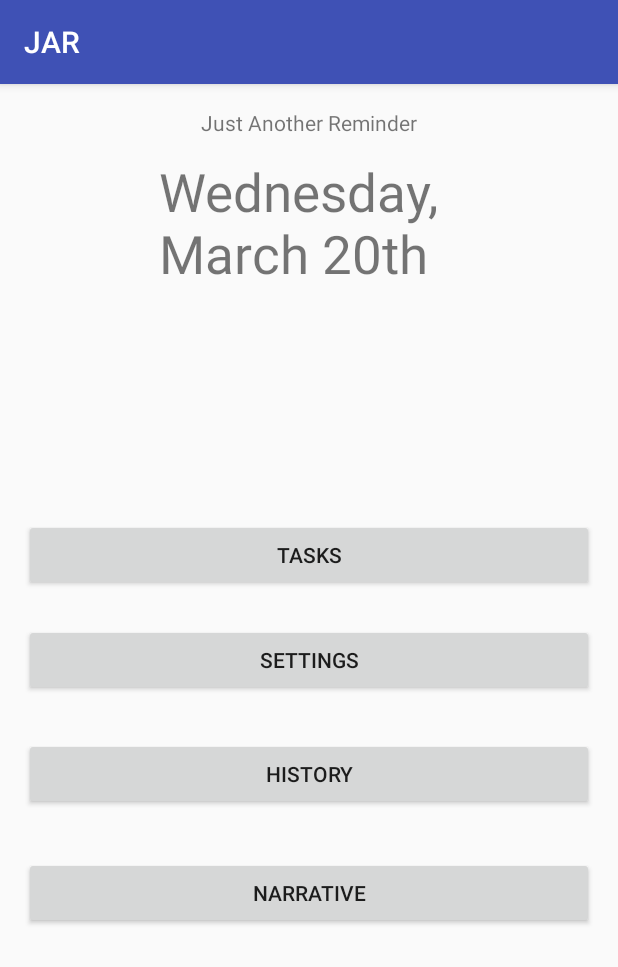
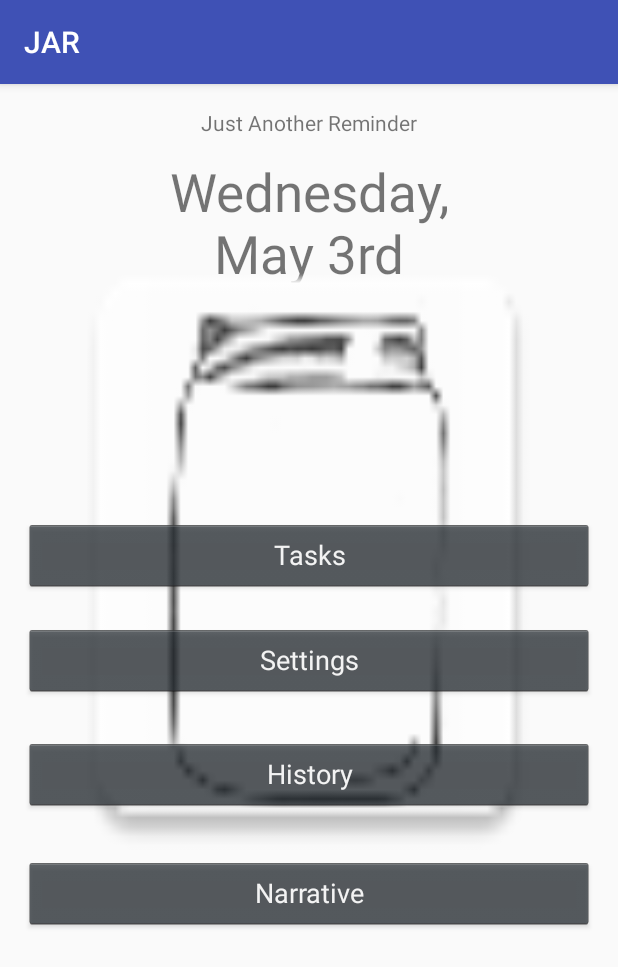
Before and after one commit to luro8005/CSCI4830_Project, an Android app: the screen it shows after launch (MainActivity), on a phone screen of 412 x 824 dp. Shown: the top 967 px of the screen. Run offline under Robolectric (Android 15) with nearby library versions, the phone set to English and light mode, and no system bars.

Commit message:
New Update

```diff
--- a/JAR/app/src/main/AndroidManifest.xml
+++ b/JAR/app/src/main/AndroidManifest.xml
@@ -8,7 +8,7 @@
         android:label="@string/app_name"
         android:supportsRtl="true"
         android:theme="@style/AppTheme">
-        <activity android:name=".MainActivity">
+        <activity android:name=".SplashPage">
             <intent-filter>
                 <action android:name="android.intent.action.MAIN" />
 
@@ -25,7 +25,8 @@
         <activity android:name=".SpecificDailyTasks3" />
         <activity android:name=".SpecificDailyTasks4" />
         <activity android:name=".SpecificDailyTasks5" />
-        <activity android:name=".Calendar"></activity>
+        <activity android:name=".Calendar" />
+        <activity android:name=".MainActivity"></activity>
     </application>
 
 </manifest>
--- a/JAR/app/src/main/java/com/example/realc/jar/DayTasks.java
+++ b/JAR/app/src/main/java/com/example/realc/jar/DayTasks.java
@@ -1,9 +1,12 @@
 package com.example.realc.jar;
 
 import android.content.Intent;
+import android.net.Uri;
 import android.support.v7.app.AppCompatActivity;
 import android.os.Bundle;
 import android.view.View;
+
+import static android.R.id.message;
 
 public class DayTasks extends AppCompatActivity {
 
--- /dev/null
+++ b/JAR/app/src/main/java/com/example/realc/jar/SplashPage.java
@@ -0,0 +1,31 @@
+package com.example.realc.jar;
+
+import android.app.Activity;
+import android.content.Intent;
+import android.os.Bundle;
+import android.os.Handler;
+
+public class SplashPage extends Activity {
+
+    /** Duration of wait **/
+    private final int SPLASH_DISPLAY_LENGTH = 3000;
+
+    /** Called when the activity is first created. */
+    @Override
+    public void onCreate(Bundle icicle) {
+        super.onCreate(icicle);
+        setContentView(R.layout.activity_splash_page);
+
+        /* New Handler to start the Menu-Activity
+         * and close this Splash-Screen after some seconds.*/
+        new Handler().postDelayed(new Runnable(){
+            @Override
+            public void run() {
+                /* Create an Intent that will start the Menu-Activity. */
+                Intent mainIntent = new Intent(SplashPage.this,MainActivity.class);
+                SplashPage.this.startActivity(mainIntent);
+                SplashPage.this.finish();
+            }
+        }, SPLASH_DISPLAY_LENGTH);
+    }
+}
--- a/JAR/app/src/main/res/layout/activity_main.xml
+++ b/JAR/app/src/main/res/layout/activity_main.xml
@@ -1,5 +1,6 @@
 <?xml version="1.0" encoding="utf-8"?>
 <RelativeLayout xmlns:android="http://schemas.android.com/apk/res/android"
+    xmlns:app="http://schemas.android.com/apk/res-auto"
     xmlns:tools="http://schemas.android.com/tools"
     android:id="@+id/activity_main"
     android:layout_width="match_parent"
@@ -27,7 +28,8 @@
         android:layout_alignParentEnd="true"
         android:layout_alignParentLeft="true"
         android:layout_alignParentStart="true"
-        android:onClick="Settings"/>
+        android:onClick="Settings"
+        style="@android:style/Widget.Holo.Button" />
 
     <Button
         android:text="History"
@@ -40,7 +42,8 @@
         android:layout_alignParentEnd="true"
         android:layout_alignParentLeft="true"
         android:layout_alignParentStart="true"
-        android:onClick="History"/>
+        android:onClick="History"
+        style="@android:style/Widget.Holo.Button" />
 
     <Button
         android:text="Narrative"
@@ -53,7 +56,8 @@
         android:layout_alignParentEnd="true"
         android:layout_alignParentLeft="true"
         android:layout_alignParentStart="true"
-        android:onClick="Narrative"/>
+        android:onClick="Narrative"
+        style="@android:style/Widget.Holo.Button" />
 
     <Button
         android:text="@string/button_task"
@@ -66,7 +70,8 @@
         android:layout_marginBottom="22dp"
         android:layout_alignParentRight="true"
         android:layout_alignParentEnd="true"
-        android:onClick="weeklyTask"/>
+        android:onClick="weeklyTask"
+        style="@android:style/Widget.Holo.Button" />
 
     <Button
         android:text=" "
@@ -84,12 +89,22 @@
         style="@style/Widget.AppCompat.Button.Borderless.Colored" />
 
     <TextView
-        android:text="Wednesday, March 20th"
+        android:text="Wednesday, May 3rd"
         android:textSize="35sp"
+        android:textAlignment="center"
         android:layout_width="200sp"
         android:layout_height="100sp"
         android:layout_marginTop="32dp"
         android:id="@+id/textView3"
         android:layout_centerHorizontal="true" />
 
+
+    <ImageView
+        android:layout_width="350sp"
+        android:layout_height="450sp"
+        android:layout_marginTop="70sp"
+        android:layout_centerHorizontal="true"
+        android:id="@+id/imageView4"
+        android:background="@mipmap/ic_launcher" />
+
 </RelativeLayout>
--- a/JAR/app/src/main/res/values/colors.xml
+++ b/JAR/app/src/main/res/values/colors.xml
@@ -2,5 +2,5 @@
 <resources>
     <color name="colorPrimary">#3F51B5</color>
     <color name="colorPrimaryDark">#303F9F</color>
-    <color name="colorAccent">#FF4081</color>
+    <color name="colorAccent">#ff4081</color>
 </resources>
```
Also changed, not shown: JAR/app/src/main/res/layout/activity_splash_page.xml (added, +26 -0 lines).
